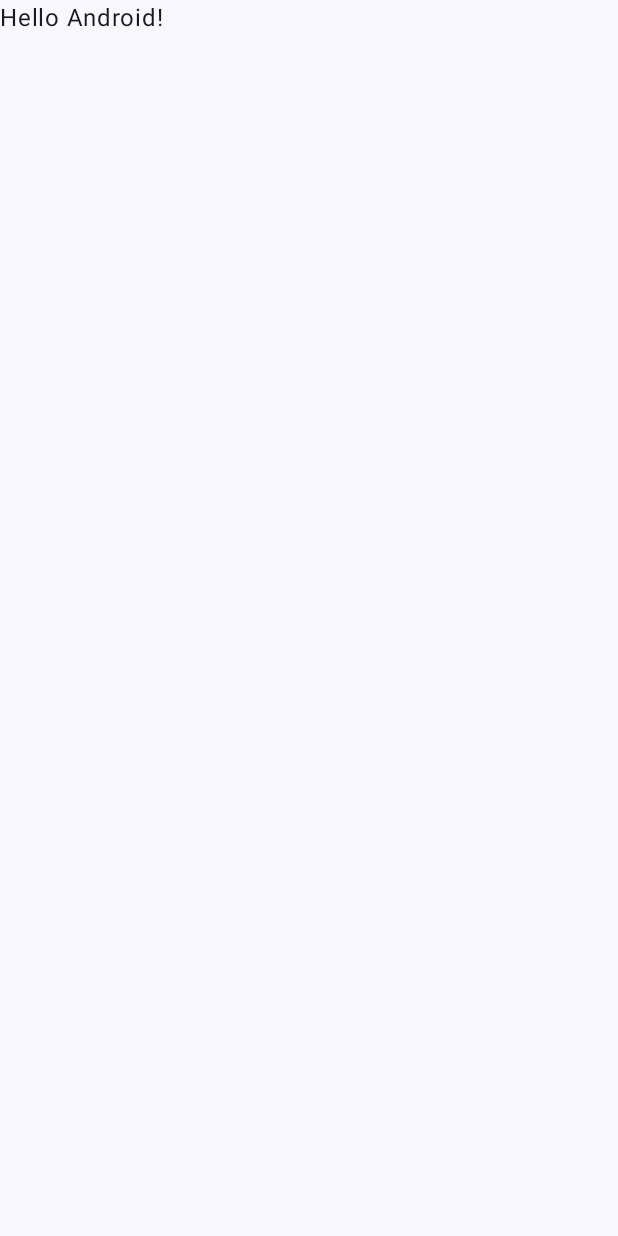
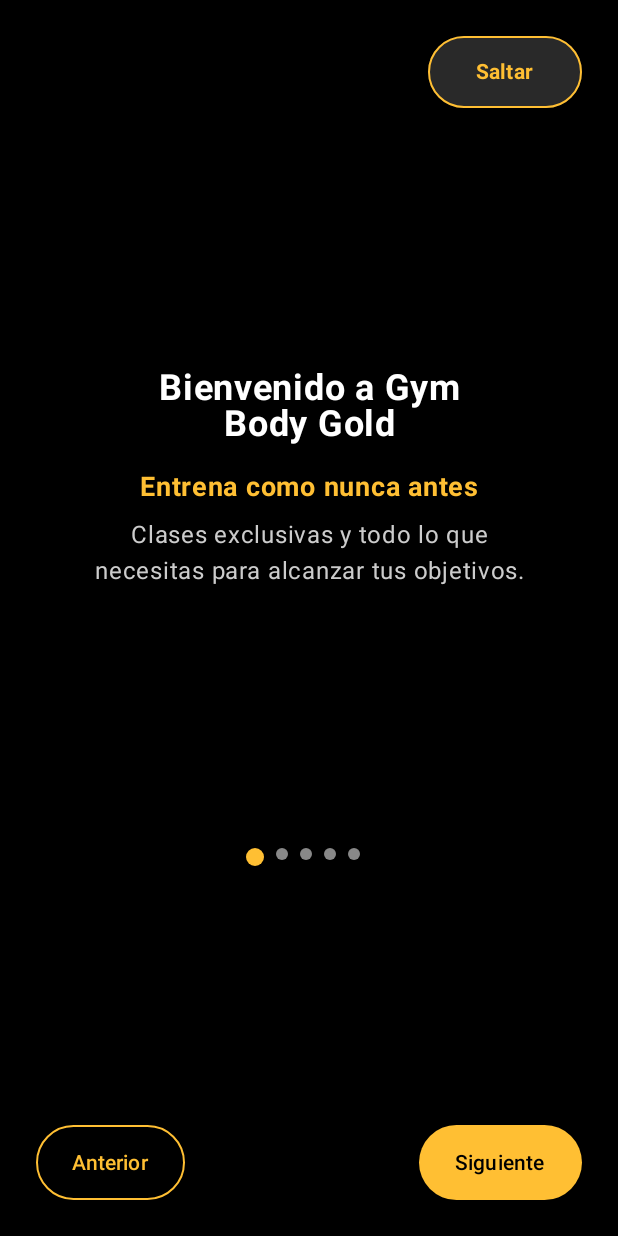
Before and after one commit to CodeNoo6/Android-Gym-Body-Gold, an Android app built with Jetpack Compose: the screen it shows after launch (MainActivity), on a phone screen of 412 x 824 dp. Before the commit the screen is almost empty. Run offline under Robolectric (Android 15) with nearby library versions, the phone set to English and light mode, and no system bars.

Commit message:
✨Feat (OnboardingScreen): Implementación de la pantalla de onboarding

```diff
--- a/app/src/main/java/com/gimomagic/gymbodygold/MainActivity.kt
+++ b/app/src/main/java/com/gimomagic/gymbodygold/MainActivity.kt
@@ -3,45 +3,30 @@ package com.gimomagic.gymbodygold
 import android.os.Bundle
 import androidx.activity.ComponentActivity
 import androidx.activity.compose.setContent
-import androidx.activity.enableEdgeToEdge
-import androidx.compose.foundation.layout.fillMaxSize
-import androidx.compose.foundation.layout.padding
-import androidx.compose.material3.Scaffold
-import androidx.compose.material3.Text
-import androidx.compose.runtime.Composable
-import androidx.compose.ui.Modifier
-import androidx.compose.ui.tooling.preview.Preview
+import androidx.compose.material3.MaterialTheme
+import androidx.compose.material3.Surface
+import com.gimomagic.gymbodygold.ui.screens.OnBoardingScreen
 import com.gimomagic.gymbodygold.ui.theme.GymBodyGoldTheme
-
 class MainActivity : ComponentActivity() {
     override fun onCreate(savedInstanceState: Bundle?) {
         super.onCreate(savedInstanceState)
-        enableEdgeToEdge()
         setContent {
             GymBodyGoldTheme {
-                Scaffold(modifier = Modifier.fillMaxSize()) { innerPadding ->
-                    Greeting(
-                        name = "Android",
-                        modifier = Modifier.padding(innerPadding)
+                Surface(
+                    color = MaterialTheme.colorScheme.background
+                ) {
+                    OnBoardingScreen(
+                        onSkip = {
+                            // Acción cuando el usuario omite el onboarding
+                            println("Onboarding skipped")
+                        },
+                        onNext = {
+                            // Acción cuando el usuario presiona "Siguiente"
+                            println("Onboarding next step")
+                        }
                     )
                 }
             }
         }
     }
 }
-
-@Composable
-fun Greeting(name: String, modifier: Modifier = Modifier) {
-    Text(
-        text = "Hello $name!",
-        modifier = modifier
-    )
-}
-
-@Preview(showBackground = true)
-@Composable
-fun GreetingPreview() {
-    GymBodyGoldTheme {
-        Greeting("Android")
-    }
-}
--- /dev/null
+++ b/app/src/main/java/com/gimomagic/gymbodygold/ui/screens/OnBoardingScreen.kt
@@ -0,0 +1,253 @@
+package com.gimomagic.gymbodygold.ui.screens
+
+import androidx.compose.foundation.BorderStroke
+import androidx.compose.foundation.background
+import androidx.compose.foundation.border
+import androidx.compose.foundation.layout.*
+import androidx.compose.foundation.shape.CircleShape
+import androidx.compose.foundation.shape.RoundedCornerShape
+import androidx.compose.material3.*
+import androidx.compose.runtime.*
+import androidx.compose.ui.Alignment
+import androidx.compose.ui.Modifier
+import androidx.compose.ui.graphics.Color
+import androidx.compose.ui.text.font.FontWeight
+import androidx.compose.ui.text.style.TextAlign
+import androidx.compose.ui.unit.dp
+import androidx.compose.ui.unit.sp
+
+@Composable
+fun OnBoardingScreen(
+    onSkip: () -> Unit,
+    onNext: () -> Unit
+) {
+    var currentPage by remember { mutableStateOf(0) }
+    var showClases by remember { mutableStateOf(false) }
+
+    val pages = listOf(
+        OnboardingPage(
+            title = "Bienvenido a Gym\nBody Gold",
+            subtitle = "Entrena como nunca antes",
+            description = "Clases exclusivas y todo lo que\nnecesitas para alcanzar tus objetivos."
+        ),
+        OnboardingPage(
+            title = "Consejos Inteligentes",
+            subtitle = "Tu entrenador virtual",
+            description = "Recibe recomendaciones personalizadas con IA\npara mejorar tu entrenamiento y nutrición."
+        ),
+        OnboardingPage(
+            title = "Clases Grupales y Más",
+            subtitle = "Actívate con buena energía",
+            description = "Zumba, funcional, spinning, y\nmuchas más."
+        ),
+        OnboardingPage(
+            title = "Entrenamiento\nPersonalizado",
+            subtitle = "Rutinas diseñadas para ti",
+            description = "Mejora con el acompañamiento\nde tu coach."
+        )
+        ,
+        OnboardingPage(
+            title = "Planes a tu medida",
+            subtitle = "Tú decides cómo y cuándo",
+            description = "Elige entre planes mensuales,\nsemanales o por clase."
+        )
+    )
+
+    if (showClases) {
+        ClasesGrupalesScreen(
+            onBack = {
+                showClases = false
+                currentPage = pages.lastIndex
+            }
+        )
+    } else {
+        Box(
+            modifier = Modifier
+                .fillMaxSize()
+                .background(Color.Black)
+                .padding(24.dp)
+        ) {
+            val page = pages[currentPage]
+
+            Column(
+                modifier = Modifier.fillMaxSize(),
+                horizontalAlignment = Alignment.CenterHorizontally,
+                verticalArrangement = Arrangement.SpaceBetween
+            ) {
+                // Botón Saltar en la esquina superior derecha
+                Row(
+                    modifier = Modifier
+                        .fillMaxWidth(),
+                    horizontalArrangement = Arrangement.End
+                ) {
+                    TextButton(
+                        onClick = onSkip,
+                        modifier = Modifier
+                            .border(
+                                width = 1.dp,
+                                color = Color(0xFFFFBF33), // Borde amarillo
+                                shape = RoundedCornerShape(50.dp)
+                            )
+                            .background(Color(0xFF292929), RoundedCornerShape(50.dp)) // Fondo gris
+                            .padding(horizontal = 20.dp)
+                    ) {
+                        Text(
+                            text = "Saltar",
+                            color = Color(0xFFFFBF33), // Texto amarillo
+                            fontWeight = FontWeight.Bold
+                        )
+                    }
+                }
+
+
+                Column(horizontalAlignment = Alignment.CenterHorizontally) {
+                    Text(
+                        text = page.title,
+                        color = Color.White,
+                        fontWeight = FontWeight.Bold,
+                        fontSize = 24.sp,
+                        textAlign = TextAlign.Center
+                    )
+                    Spacer(modifier = Modifier.height(16.dp))
+                    Text(
+                        text = page.subtitle,
+                        color = Color(0xFFFFBF33),
+                        fontWeight = FontWeight.Bold,
+                        fontSize = 18.sp
+                    )
+                    Spacer(modifier = Modifier.height(8.dp))
+                    Text(
+                        text = page.description,
+                        color = Color.LightGray,
+                        textAlign = TextAlign.Center
+                    )
+                }
+
+                // Indicadores
+                Row(
+                    horizontalArrangement = Arrangement.Center,
+                    modifier = Modifier.fillMaxWidth()
+                ) {
+                    repeat(pages.size) { index ->
+                        Box(
+                            modifier = Modifier
+                                .size(if (index == currentPage) 12.dp else 8.dp)
+                                .background(
+                                    if (index == currentPage) Color(0xFFFFBF33) else Color.Gray,
+                                    CircleShape
+                                )
+                        )
+                        Spacer(modifier = Modifier.width(8.dp))
+                    }
+                }
+
+                // Botones Anterior / Siguiente
+                Row(
+                    modifier = Modifier.fillMaxWidth(),
+                    horizontalArrangement = Arrangement.SpaceBetween
+                ) {
+                    OutlinedButton(
+                        onClick = {
+                            if (currentPage > 0) currentPage--
+                        },
+                        border = BorderStroke(1.dp, Color(0xFFFFBF33)),
+                        shape = RoundedCornerShape(50),
+                        colors = ButtonDefaults.outlinedButtonColors(
+                            containerColor = Color.Transparent,
+                            contentColor = Color(0xFFFFBF33)
+                        ),
+                        modifier = Modifier.height(50.dp)
+                    ) {
+                        Text("Anterior")
+                    }
+
+                    Button(
+                        onClick = {
+                            if (currentPage < pages.size - 1) {
+                                currentPage++
+                                onNext()
+                            } else {
+                                showClases = true
+                            }
+                        },
+                        colors = ButtonDefaults.buttonColors(
+                            containerColor = Color(0xFFFFBF33)
+                        ),
+                        shape = RoundedCornerShape(50),
+                        modifier = Modifier.height(50.dp)
+                    ) {
+                        Text(
+                            if (currentPage == pages.size - 1) "Comenzar ->" else "Siguiente",
+                            color = Color.Black
+                        )
+                    }
+                }
+            }
+        }
+    }
+}
+
+@Composable
+fun ClasesGrupalesScreen(onBack: () -> Unit) {
+    Box(
+        modifier = Modifier
+            .fillMaxSize()
+            .background(Color.Black)
+            .padding(16.dp)
+    ) {
+        Column(
+            modifier = Modifier.fillMaxSize(),
+            horizontalAlignment = Alignment.CenterHorizontally,
+            verticalArrangement = Arrangement.SpaceBetween
+        ) {
+            Spacer(modifier = Modifier.height(32.dp))
+            Column(horizontalAlignment = Alignment.CenterHorizontally) {
+                Text(
+                    text = "Clases Grupales y Más",
+                    color = Color.White,
+                    fontWeight = FontWeight.Bold,
+                    fontSize = 24.sp,
+                    textAlign = TextAlign.Center
+                )
+                Spacer(modifier = Modifier.height(16.dp))
+                Text(
+                    text = "Actívate con buena energía",
+                    color = Color(0xFFFFBF33),
+                    fontWeight = FontWeight.Bold,
+                    fontSize = 18.sp
+                )
+                Spacer(modifier = Modifier.height(8.dp))
+                Text(
+                    text = "Zumba, funcional, spinning, y muchas más.",
+                    color = Color.LightGray,
+                    textAlign = TextAlign.Center
+                )
+            }
+
+            // Botón Atrás en footer
+            Row(
+                modifier = Modifier.fillMaxWidth(),
+                horizontalArrangement = Arrangement.Start
+            ) {
+                OutlinedButton(
+                    onClick = onBack,
+                    border = BorderStroke(1.dp, Color(0xFFFFBF33)),
+                    shape = RoundedCornerShape(50),
+                    colors = ButtonDefaults.outlinedButtonColors(
+                        containerColor = Color.Transparent,
+                        contentColor = Color(0xFFFFBF33)
+                    ),
+                    modifier = Modifier.height(50.dp)
+                ) {
+                    Text("Anterior")
+                }
+            }
+        }
+    }
+}
+
+data class OnboardingPage(
+    val title: String,
+    val subtitle: String,
+    val description: String
+)
```
Also changed, not shown: 1 other file.
